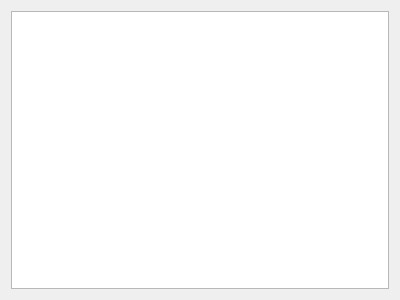
Above: Src/widget.ui from chifandeyu/gui-1h2018-23 before the change. Below: the same form after it.
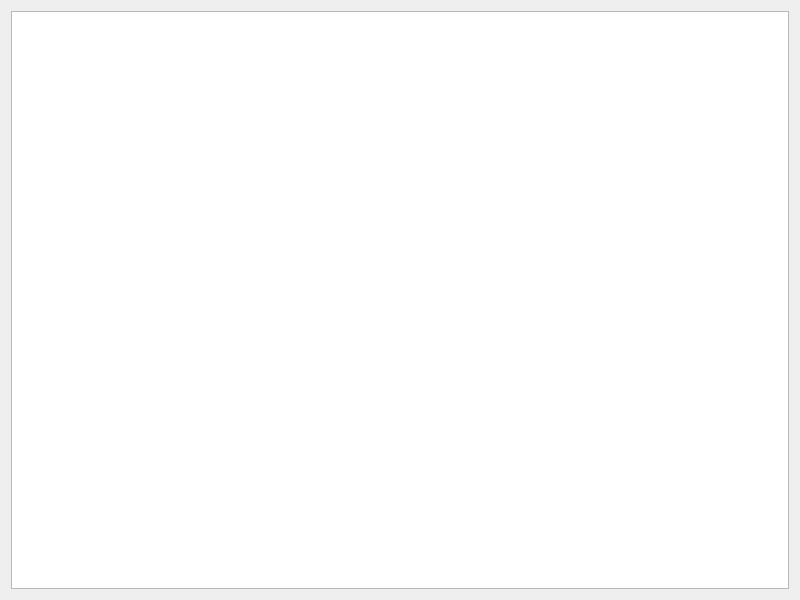
That is the form after the change.

Diff of the .ui file:
```diff
--- a/Src/widget.ui
+++ b/Src/widget.ui
@@ -6,8 +6,8 @@
    <rect>
     <x>0</x>
     <y>0</y>
-    <width>400</width>
-    <height>300</height>
+    <width>800</width>
+    <height>600</height>
    </rect>
   </property>
   <property name="windowTitle">
```
